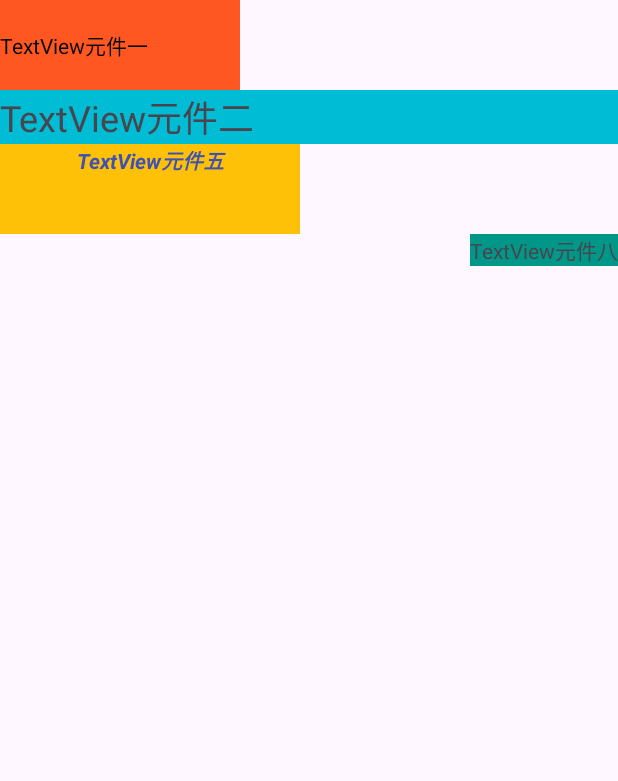
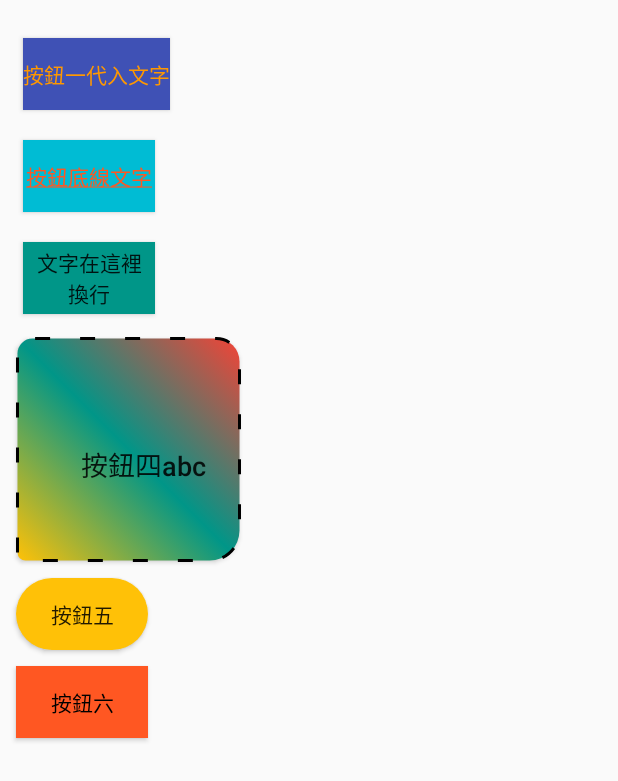
Before and after one commit to cv33301/APP-, an Android app: the screen it shows after launch (MainActivity), on a phone screen of 412 x 824 dp. Shown: the top 781 px of the screen. Run offline under Robolectric (Android 15) with nearby library versions, the phone set to English and light mode, and no system bars.

Commit message:
no message

```diff
--- a/app/src/main/java/com/example/application1/MainActivity.java
+++ b/app/src/main/java/com/example/application1/MainActivity.java
@@ -14,11 +14,13 @@ public class MainActivity extends AppCompatActivity {
     protected void onCreate(Bundle savedInstanceState) {
         super.onCreate(savedInstanceState);
         EdgeToEdge.enable(this);
-        setContentView(R.layout.activity_main);
-        ViewCompat.setOnApplyWindowInsetsListener(findViewById(R.id.main), (v, insets) -> {
-            Insets systemBars = insets.getInsets(WindowInsetsCompat.Type.systemBars());
-            v.setPadding(systemBars.left, systemBars.top, systemBars.right, systemBars.bottom);
-            return insets;
-        });
+//        setContentView(R.layout.activity_main);
+          setContentView(R.layout.activity_button2);
+          //setContentView(R.layout.activity_imageview2);
+//        ViewCompat.setOnApplyWindowInsetsListener(findViewById(R.id.main), (v, insets) -> {
+//            Insets systemBars = insets.getInsets(WindowInsetsCompat.Type.systemBars());
+//            v.setPadding(systemBars.left, systemBars.top, systemBars.right, systemBars.bottom);
+//            return insets;
+//        });
     }
 }
--- /dev/null
+++ b/app/src/main/res/drawable/button_blue.xml
@@ -0,0 +1,31 @@
+<?xml version="1.0" encoding="utf-8"?>
+<selector xmlns:android="http://schemas.android.com/apk/res/android">
+    <item>
+        <shape>
+<!--        圓角-->
+            <corners
+                android:bottomLeftRadius="5dp"
+                android:topLeftRadius="10dp"
+                android:topRightRadius="15dp"
+                android:bottomRightRadius="20dp"/>
+<!--        底色-->
+<!--            <solid android:color="#FFC107"/>-->
+<!--        漸層色-->
+            <gradient
+                android:startColor="#FFC107"
+                android:centerColor="#009688"
+                android:endColor="#F44336"
+                android:angle="45"/>
+<!--        邊框-->
+            <stroke
+                android:color="#000000"
+                android:dashGap="20dp"
+                android:dashWidth="10dp"
+                android:width="2dp" />
+<!--        內容位置-->
+            <padding
+                android:left="20dp"
+                android:top="20dp"/>
+        </shape>
+    </item>
+</selector>
--- /dev/null
+++ b/app/src/main/res/drawable/button_pressed.xml
@@ -0,0 +1,17 @@
+<?xml version="1.0" encoding="utf-8"?>
+<selector xmlns:android="http://schemas.android.com/apk/res/android">
+<!--    被按下（pressed）时应用的效果-->
+    <item android:state_pressed="true">
+        <shape>
+            <solid android:color="#8BC34A"/>
+            <corners android:radius="25dp"/>
+        </shape>
+    </item>
+
+    <item>
+        <shape>
+            <solid android:color="#FFC107"/>
+            <corners android:radius="25dp"/>
+        </shape>
+    </item>
+</selector>
--- /dev/null
+++ b/app/src/main/res/drawable/button_text_pressed_white.xml
@@ -0,0 +1,9 @@
+<?xml version="1.0" encoding="utf-8"?>
+<selector xmlns:android="http://schemas.android.com/apk/res/android">
+    <item
+        android:state_pressed="true"
+        android:color="#FFFFFF"/>
+
+    <item android:color="#000000"/>
+
+</selector>
--- /dev/null
+++ b/app/src/main/res/layout/activity_button2.xml
@@ -0,0 +1,64 @@
+<?xml version="1.0" encoding="utf-8"?>
+<LinearLayout xmlns:android="http://schemas.android.com/apk/res/android"
+    android:layout_width="match_parent"
+    android:layout_height="match_parent"
+    android:layout_margin="5dp"
+    android:orientation="vertical">
+
+
+    <Button
+        android:id="@+id/button"
+        android:layout_width="wrap_content"
+        android:layout_height="wrap_content"
+        android:layout_marginLeft="10dp"
+        android:layout_marginTop="20dp"
+        android:layout_marginBottom="10dp"
+        android:background="#3F51B5"
+        android:text="@string/app_test"
+        android:textAllCaps="true"
+        android:textColor="#FF9800" />
+
+    <Button
+        android:id="@+id/button2"
+        android:layout_width="wrap_content"
+        android:layout_height="wrap_content"
+        android:layout_margin="10dp"
+        android:background="#00BCD4"
+        android:text="@string/app_text"
+        android:textColor="#FF5722" />
+
+    <Button
+        android:id="@+id/button3"
+        android:layout_width="wrap_content"
+        android:layout_height="wrap_content"
+        android:layout_margin="10dp"
+        android:background="#009688"
+        android:text="@string/app_text_newline" />
+
+    <Button
+        android:id="@+id/button4"
+        android:layout_width="150dp"
+        android:layout_height="150dp"
+        android:layout_margin="5dp"
+        android:background="@drawable/button_blue"
+        android:text="按鈕四abc"
+        android:textAllCaps="false"
+        android:textSize="18sp" />
+
+    <Button
+        android:id="@+id/button5"
+        android:layout_width="wrap_content"
+        android:layout_height="wrap_content"
+        android:layout_margin="5dp"
+        android:background="@drawable/button_pressed"
+        android:text="按鈕五" />
+
+    <Button
+        android:id="@+id/button6"
+        android:layout_width="wrap_content"
+        android:layout_height="wrap_content"
+        android:layout_margin="5dp"
+        android:background="#FF5722"
+        android:text="按鈕六"
+        android:textColor="@drawable/button_text_pressed_white"/>
+</LinearLayout>
--- a/app/src/main/res/layout/activity_main.xml
+++ b/app/src/main/res/layout/activity_main.xml
@@ -12,33 +12,41 @@
         android:layout_height="match_parent"
         android:orientation="vertical"
         >
+        <EditText
+            android:id="@+id/editText"
+            android:layout_width="wrap_content"
+            android:layout_height="wrap_content"
+            android:hint="請輸入姓名" />
+
         <TextView
             android:id="@+id/textView"
-            android:layout_width="160dp"
-            android:layout_height="60dp"
-            android:background="#FF5722"
-            android:gravity="center_vertical"
-            android:orientation="vertical"
-            android:text="TextView元件一"
-            android:textColor="#000000" />
-
-        <TextView
-            android:id="@+id/textView2"
             android:layout_width="match_parent"
             android:layout_height="wrap_content"
-            android:background="#00BCD4"
-            android:text="TextView元件二"
-            android:textSize="24sp" />
+            android:text="請輸入姓名以開始遊戲"
+            android:textSize="18sp" />
 
-        <TextView
-            android:id="@+id/textView3"
-            android:layout_width="200dp"
-            android:layout_height="60dp"
-            android:background="#FFC107"
-            android:text="TextView元件五"
-            android:textAlignment="center"
-            android:textColor="#3F51B5"
-            android:textStyle="bold|italic" />
+        <RadioGroup
+            android:layout_width="wrap_content"
+            android:layout_height="wrap_content">
+            <RadioButton
+                android:id="@+id/scissor"
+                android:layout_width="wrap_content"
+                android:layout_height="wrap_content"
+                android:text="剪刀"
+                android:checked="true"/>
+            <RadioButton
+                android:id="@+id/stone"
+                android:layout_width="wrap_content"
+                android:layout_height="wrap_content"
+                android:text="石頭" />
+            <RadioButton
+                android:id="@+id/paper"
+                android:layout_width="wrap_content"
+                android:layout_height="wrap_content"
+                android:background="#FFC107"
+                android:text="布" />
+
+        </RadioGroup>
 
         <TextView
             android:id="@+id/textView4"
--- a/app/src/main/res/values/strings.xml
+++ b/app/src/main/res/values/strings.xml
@@ -1,3 +1,6 @@
 <resources>
     <string name="app_name">Application1</string>
+    <string name="app_test">按鈕一代入文字</string>
+    <string name="app_text"><u>按鈕底線文字</u></string>
+    <string name="app_text_newline">文字在這裡\n換行</string>
 </resources>
--- a/app/src/main/res/values/themes.xml
+++ b/app/src/main/res/values/themes.xml
@@ -1,6 +1,6 @@
 <resources xmlns:tools="http://schemas.android.com/tools">
     <!-- Base application theme. -->
-    <style name="Base.Theme.Application1" parent="Theme.Material3.DayNight.NoActionBar">
+    <style name="Base.Theme.Application1" parent="Theme.AppCompat.DayNight.NoActionBar">
         <!-- Customize your light theme here. -->
         <!-- <item name="colorPrimary">@color/my_light_primary</item> -->
     </style>
```
Also changed, not shown: app/src/main/res/layout/activity_button.xml (added, +61 -0 lines), app/src/main/res/layout/activity_imageview.xml (added, +28 -0 lines), app/src/main/res/layout/activity_imageview2.xml (added, +24 -0 lines), app/src/main/res/drawable/Koala.jpg (added), app/src/main/res/drawable/picture01.jpg (added).
